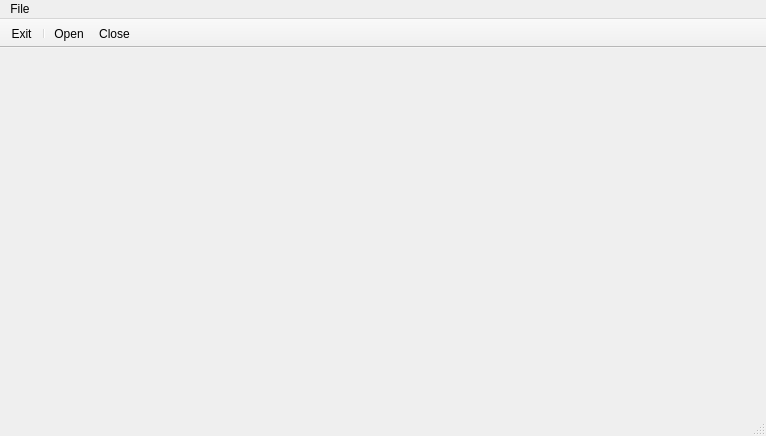
Above: mainwindow.ui from tbikfalvi/CsaladiKonyveles before the change. Below: the same form after it.
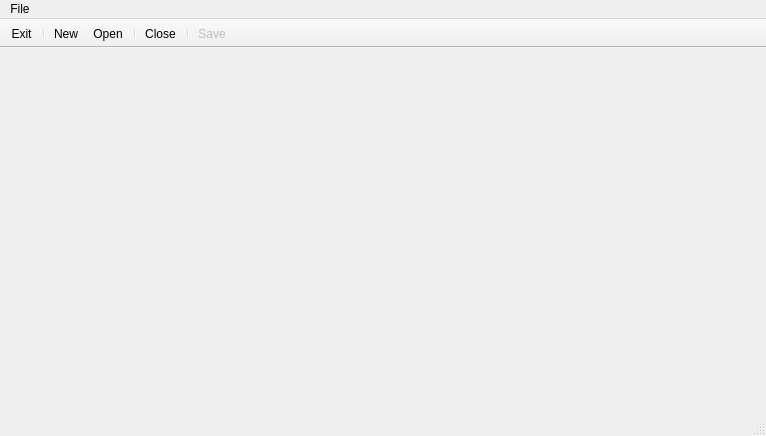
That is the form after the change. Icons and pictures are not drawn.

What changed in the file:
```diff
--- a/mainwindow.ui
+++ b/mainwindow.ui
@@ -59,8 +59,12 @@
    </attribute>
    <addaction name="action_ExitApplication"/>
    <addaction name="separator"/>
+   <addaction name="action_New"/>
    <addaction name="action_Open"/>
+   <addaction name="separator"/>
    <addaction name="action_Close"/>
+   <addaction name="separator"/>
+   <addaction name="action_Save"/>
   </widget>
   <widget class="QStatusBar" name="statusBar"/>
   <action name="action_ExitApplication">
@@ -99,6 +103,33 @@
     <string>Close accounting project</string>
    </property>
   </action>
+  <action name="action_Save">
+   <property name="enabled">
+    <bool>false</bool>
+   </property>
+   <property name="icon">
+    <iconset resource="csaladikonyveles.qrc">
+     <normaloff>:/images/save.png</normaloff>:/images/save.png</iconset>
+   </property>
+   <property name="text">
+    <string>&amp;Save</string>
+   </property>
+   <property name="toolTip">
+    <string>Save current accounting project</string>
+   </property>
+  </action>
+  <action name="action_New">
+   <property name="icon">
+    <iconset resource="csaladikonyveles.qrc">
+     <normaloff>:/images/new.png</normaloff>:/images/new.png</iconset>
+   </property>
+   <property name="text">
+    <string>&amp;New ...</string>
+   </property>
+   <property name="toolTip">
+    <string>Create new accounting project</string>
+   </property>
+  </action>
  </widget>
  <layoutdefault spacing="6" margin="11"/>
  <resources>
```
Left out of the diff: 6 changed lines with no effect on the pictures.
